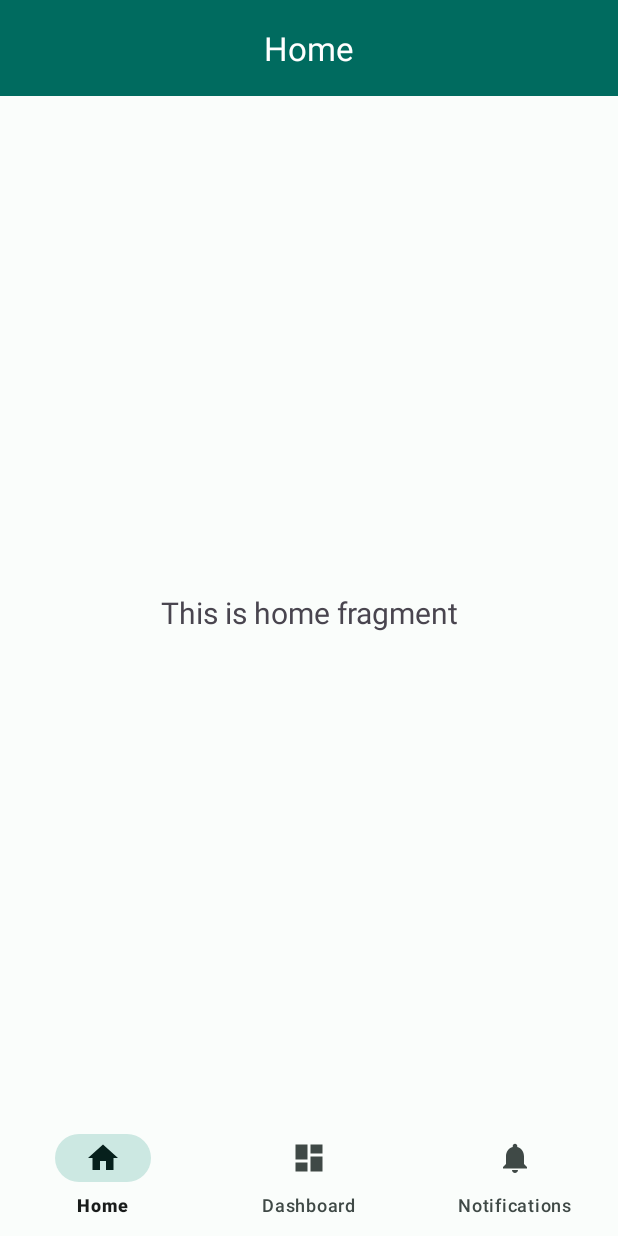
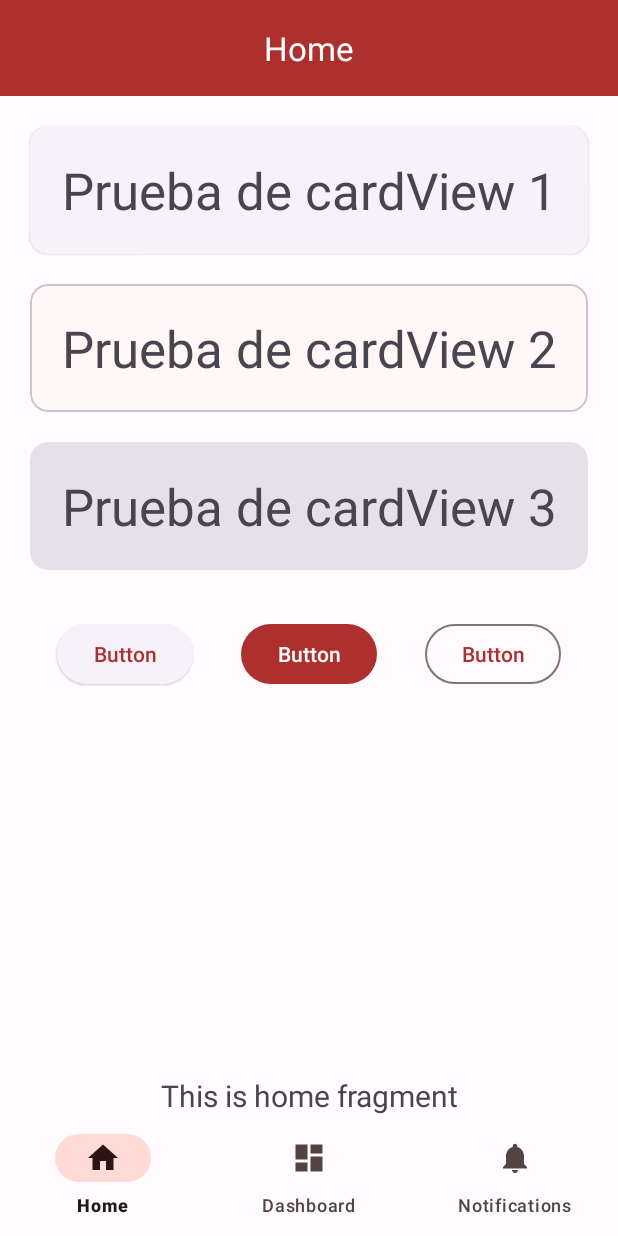
Before and after one commit to henryortiz23/TravesiaApp, an Android app: the screen it shows after launch (MainActivity), on a phone screen of 412 x 824 dp. Run offline under Robolectric (Android 15) with nearby library versions, the phone set to English and light mode, and no system bars; our stand-ins replace navigation-ui.

Commit message:
Cambio de estilo

```diff
--- a/app/build.gradle
+++ b/app/build.gradle
@@ -33,6 +33,9 @@ android {
 
 dependencies {
 
+    implementation "androidx.room:room-runtime:2.5.2"
+    annotationProcessor "androidx.room:room-compiler:2.5.2"
+
     implementation 'androidx.appcompat:appcompat:1.6.1'
     implementation 'com.google.android.material:material:1.9.0'
     implementation 'androidx.constraintlayout:constraintlayout:2.1.4'
--- a/app/src/main/res/layout/fragment_home.xml
+++ b/app/src/main/res/layout/fragment_home.xml
@@ -11,12 +11,112 @@
         android:layout_width="match_parent"
         android:layout_height="wrap_content"
         android:layout_marginStart="8dp"
-        android:layout_marginTop="8dp"
         android:layout_marginEnd="8dp"
         android:textAlignment="center"
         android:textSize="20sp"
         app:layout_constraintBottom_toBottomOf="parent"
         app:layout_constraintEnd_toEndOf="parent"
+        app:layout_constraintStart_toStartOf="parent" />
+
+    <com.google.android.material.card.MaterialCardView
+        android:id="@+id/materialCardView"
+        style="@style/Widget.Material3.CardView.Elevated"
+        android:layout_width="match_parent"
+        android:layout_height="wrap_content"
+        android:layout_margin="20dp"
         app:layout_constraintStart_toStartOf="parent"
-        app:layout_constraintTop_toTopOf="parent" />
+        app:layout_constraintTop_toTopOf="parent">
+
+        <LinearLayout
+            android:layout_width="match_parent"
+            android:layout_height="wrap_content"
+            android:padding="20dp">
+
+            <TextView
+                android:layout_width="match_parent"
+                android:layout_height="wrap_content"
+                android:gravity="center"
+                android:text="Prueba de cardView 1"
+                android:textAppearance="@style/TextAppearance.AppCompat.Display1" />
+        </LinearLayout>
+    </com.google.android.material.card.MaterialCardView>
+
+    <com.google.android.material.card.MaterialCardView
+        android:id="@+id/materialCardView2"
+        style="@style/Widget.Material3.CardView.Outlined"
+        android:layout_width="match_parent"
+        android:layout_height="wrap_content"
+        android:layout_margin="20dp"
+        app:layout_constraintStart_toStartOf="parent"
+        app:layout_constraintTop_toBottomOf="@+id/materialCardView">
+
+        <LinearLayout
+            android:layout_width="match_parent"
+            android:layout_height="wrap_content"
+            android:padding="20dp">
+
+            <TextView
+                android:layout_width="match_parent"
+                android:layout_height="wrap_content"
+                android:gravity="center"
+                android:text="Prueba de cardView 2"
+                android:textAppearance="@style/TextAppearance.AppCompat.Display1" />
+        </LinearLayout>
+    </com.google.android.material.card.MaterialCardView>
+
+    <com.google.android.material.card.MaterialCardView
+        android:id="@+id/materialCardView3"
+        style="@style/Widget.Material3.CardView.Filled"
+        android:layout_width="match_parent"
+        android:layout_height="wrap_content"
+        android:layout_margin="20dp"
+        app:layout_constraintStart_toStartOf="parent"
+        app:layout_constraintTop_toBottomOf="@+id/materialCardView2">
+
+        <LinearLayout
+            android:layout_width="match_parent"
+            android:layout_height="wrap_content"
+            android:padding="20dp">
+
+            <TextView
+                android:layout_width="match_parent"
+                android:layout_height="wrap_content"
+                android:gravity="center"
+                android:text="Prueba de cardView 3"
+                android:textAppearance="@style/TextAppearance.AppCompat.Display1" />
+        </LinearLayout>
+    </com.google.android.material.card.MaterialCardView>
+
+    <Button
+        style="@style/Widget.Material3.Button"
+        android:id="@+id/button"
+        android:layout_width="wrap_content"
+        android:layout_height="wrap_content"
+        android:layout_marginTop="32dp"
+        android:text="Button"
+        app:layout_constraintEnd_toEndOf="parent"
+        app:layout_constraintStart_toStartOf="parent"
+        app:layout_constraintTop_toBottomOf="@+id/materialCardView3" />
+
+    <Button
+        style="@style/Widget.Material3.Button.ElevatedButton"
+        android:id="@+id/button2"
+        android:layout_width="wrap_content"
+        android:layout_height="wrap_content"
+        android:layout_marginTop="32dp"
+        android:layout_marginEnd="32dp"
+        android:text="Button"
+        app:layout_constraintEnd_toStartOf="@+id/button"
+        app:layout_constraintTop_toBottomOf="@+id/materialCardView3" />
+
+    <Button
+        style="@style/Widget.Material3.Button.OutlinedButton"
+        android:id="@+id/button3"
+        android:layout_width="wrap_content"
+        android:layout_height="wrap_content"
+        android:layout_marginStart="32dp"
+        android:layout_marginTop="32dp"
+        android:text="Button"
+        app:layout_constraintStart_toEndOf="@+id/button"
+        app:layout_constraintTop_toBottomOf="@+id/materialCardView3" />
 </androidx.constraintlayout.widget.ConstraintLayout>
--- a/app/src/main/res/values/colors.xml
+++ b/app/src/main/res/values/colors.xml
@@ -1,65 +1,65 @@
 <?xml version="1.0" encoding="utf-8"?>
 
 <resources>
-    <color name="seed">#00A090</color>
-    <color name="md_theme_light_primary">#006B5F</color>
+    <color name="seed">#A52A2A</color>
+    <color name="md_theme_light_primary">#AD302F</color>
     <color name="md_theme_light_onPrimary">#FFFFFF</color>
-    <color name="md_theme_light_primaryContainer">#74F8E4</color>
-    <color name="md_theme_light_onPrimaryContainer">#00201C</color>
-    <color name="md_theme_light_secondary">#4A635E</color>
+    <color name="md_theme_light_primaryContainer">#FFDAD7</color>
+    <color name="md_theme_light_onPrimaryContainer">#410004</color>
+    <color name="md_theme_light_secondary">#775654</color>
     <color name="md_theme_light_onSecondary">#FFFFFF</color>
-    <color name="md_theme_light_secondaryContainer">#CCE8E2</color>
-    <color name="md_theme_light_onSecondaryContainer">#06201C</color>
-    <color name="md_theme_light_tertiary">#456179</color>
+    <color name="md_theme_light_secondaryContainer">#FFDAD7</color>
+    <color name="md_theme_light_onSecondaryContainer">#2C1513</color>
+    <color name="md_theme_light_tertiary">#725B2E</color>
     <color name="md_theme_light_onTertiary">#FFFFFF</color>
-    <color name="md_theme_light_tertiaryContainer">#CBE6FF</color>
-    <color name="md_theme_light_onTertiaryContainer">#001E31</color>
+    <color name="md_theme_light_tertiaryContainer">#FFDEA6</color>
+    <color name="md_theme_light_onTertiaryContainer">#271900</color>
     <color name="md_theme_light_error">#BA1A1A</color>
     <color name="md_theme_light_errorContainer">#FFDAD6</color>
     <color name="md_theme_light_onError">#FFFFFF</color>
     <color name="md_theme_light_onErrorContainer">#410002</color>
-    <color name="md_theme_light_background">#FAFDFB</color>
-    <color name="md_theme_light_onBackground">#191C1B</color>
-    <color name="md_theme_light_outline">#6F7976</color>
-    <color name="md_theme_light_inverseOnSurface">#EFF1EF</color>
-    <color name="md_theme_light_inverseSurface">#2D3130</color>
-    <color name="md_theme_light_inversePrimary">#54DBC8</color>
+    <color name="md_theme_light_background">#FFFBFF</color>
+    <color name="md_theme_light_onBackground">#201A19</color>
+    <color name="md_theme_light_outline">#857371</color>
+    <color name="md_theme_light_inverseOnSurface">#FBEEEC</color>
+    <color name="md_theme_light_inverseSurface">#362F2E</color>
+    <color name="md_theme_light_inversePrimary">#FFB3AD</color>
     <color name="md_theme_light_shadow">#000000</color>
-    <color name="md_theme_light_surfaceTint">#006B5F</color>
-    <color name="md_theme_light_outlineVariant">#BEC9C5</color>
+    <color name="md_theme_light_surfaceTint">#AD302F</color>
+    <color name="md_theme_light_outlineVariant">#D8C2BF</color>
     <color name="md_theme_light_scrim">#000000</color>
-    <color name="md_theme_light_surface">#F7FAF8</color>
-    <color name="md_theme_light_onSurface">#191C1B</color>
-    <color name="md_theme_light_surfaceVariant">#DAE5E1</color>
-    <color name="md_theme_light_onSurfaceVariant">#3F4946</color>
-    <color name="md_theme_dark_primary">#54DBC8</color>
-    <color name="md_theme_dark_onPrimary">#003731</color>
-    <color name="md_theme_dark_primaryContainer">#005048</color>
-    <color name="md_theme_dark_onPrimaryContainer">#74F8E4</color>
-    <color name="md_theme_dark_secondary">#B1CCC6</color>
-    <color name="md_theme_dark_onSecondary">#1C3531</color>
-    <color name="md_theme_dark_secondaryContainer">#334B47</color>
-    <color name="md_theme_dark_onSecondaryContainer">#CCE8E2</color>
-    <color name="md_theme_dark_tertiary">#ADCAE5</color>
-    <color name="md_theme_dark_onTertiary">#143349</color>
-    <color name="md_theme_dark_tertiaryContainer">#2D4960</color>
-    <color name="md_theme_dark_onTertiaryContainer">#CBE6FF</color>
+    <color name="md_theme_light_surface">#FFF8F7</color>
+    <color name="md_theme_light_onSurface">#201A19</color>
+    <color name="md_theme_light_surfaceVariant">#F5DDDB</color>
+    <color name="md_theme_light_onSurfaceVariant">#534342</color>
+    <color name="md_theme_dark_primary">#FFB3AD</color>
+    <color name="md_theme_dark_onPrimary">#68000A</color>
+    <color name="md_theme_dark_primaryContainer">#8C171B</color>
+    <color name="md_theme_dark_onPrimaryContainer">#FFDAD7</color>
+    <color name="md_theme_dark_secondary">#E7BDB9</color>
+    <color name="md_theme_dark_onSecondary">#442927</color>
+    <color name="md_theme_dark_secondaryContainer">#5D3F3D</color>
+    <color name="md_theme_dark_onSecondaryContainer">#FFDAD7</color>
+    <color name="md_theme_dark_tertiary">#E1C28C</color>
+    <color name="md_theme_dark_onTertiary">#402D04</color>
+    <color name="md_theme_dark_tertiaryContainer">#594319</color>
+    <color name="md_theme_dark_onTertiaryContainer">#FFDEA6</color>
     <color name="md_theme_dark_error">#FFB4AB</color>
     <color name="md_theme_dark_errorContainer">#93000A</color>
     <color name="md_theme_dark_onError">#690005</color>
     <color name="md_theme_dark_onErrorContainer">#FFDAD6</color>
-    <color name="md_theme_dark_background">#191C1B</color>
-    <color name="md_theme_dark_onBackground">#E0E3E1</color>
-    <color name="md_theme_dark_outline">#899390</color>
-    <color name="md_theme_dark_inverseOnSurface">#191C1B</color>
-    <color name="md_theme_dark_inverseSurface">#E0E3E1</color>
-    <color name="md_theme_dark_inversePrimary">#006B5F</color>
+    <color name="md_theme_dark_background">#201A19</color>
+    <color name="md_theme_dark_onBackground">#EDE0DE</color>
+    <color name="md_theme_dark_outline">#A08C8A</color>
+    <color name="md_theme_dark_inverseOnSurface">#201A19</color>
+    <color name="md_theme_dark_inverseSurface">#EDE0DE</color>
+    <color name="md_theme_dark_inversePrimary">#AD302F</color>
     <color name="md_theme_dark_shadow">#000000</color>
-    <color name="md_theme_dark_surfaceTint">#54DBC8</color>
-    <color name="md_theme_dark_outlineVariant">#3F4946</color>
+    <color name="md_theme_dark_surfaceTint">#FFB3AD</color>
+    <color name="md_theme_dark_outlineVariant">#534342</color>
     <color name="md_theme_dark_scrim">#000000</color>
-    <color name="md_theme_dark_surface">#101413</color>
-    <color name="md_theme_dark_onSurface">#C4C7C5</color>
-    <color name="md_theme_dark_surfaceVariant">#3F4946</color>
-    <color name="md_theme_dark_onSurfaceVariant">#BEC9C5</color>
+    <color name="md_theme_dark_surface">#181211</color>
+    <color name="md_theme_dark_onSurface">#D0C4C2</color>
+    <color name="md_theme_dark_surfaceVariant">#534342</color>
+    <color name="md_theme_dark_onSurfaceVariant">#D8C2BF</color>
 </resources>
```
Also changed, not shown: app/src/main/java/com/softs/hn/ip/travesiaapp/database/Cliente.java (added, +67 -0 lines), app/src/main/java/com/softs/hn/ip/travesiaapp/database/ClientesDao.java (added, +29 -0 lines), app/src/main/java/com/softs/hn/ip/travesiaapp/database/ClientesDatabase.java (added, +48 -0 lines), app/src/main/java/com/softs/hn/ip/travesiaapp/database/ClientesRepository.java (added, +50 -0 lines).
